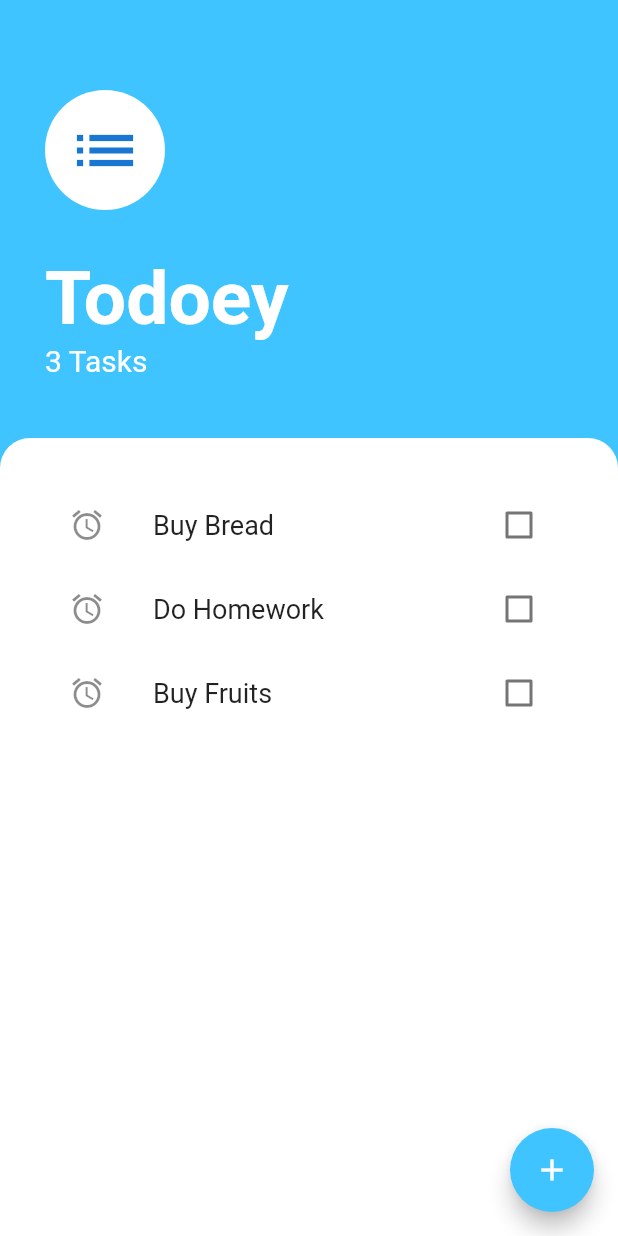
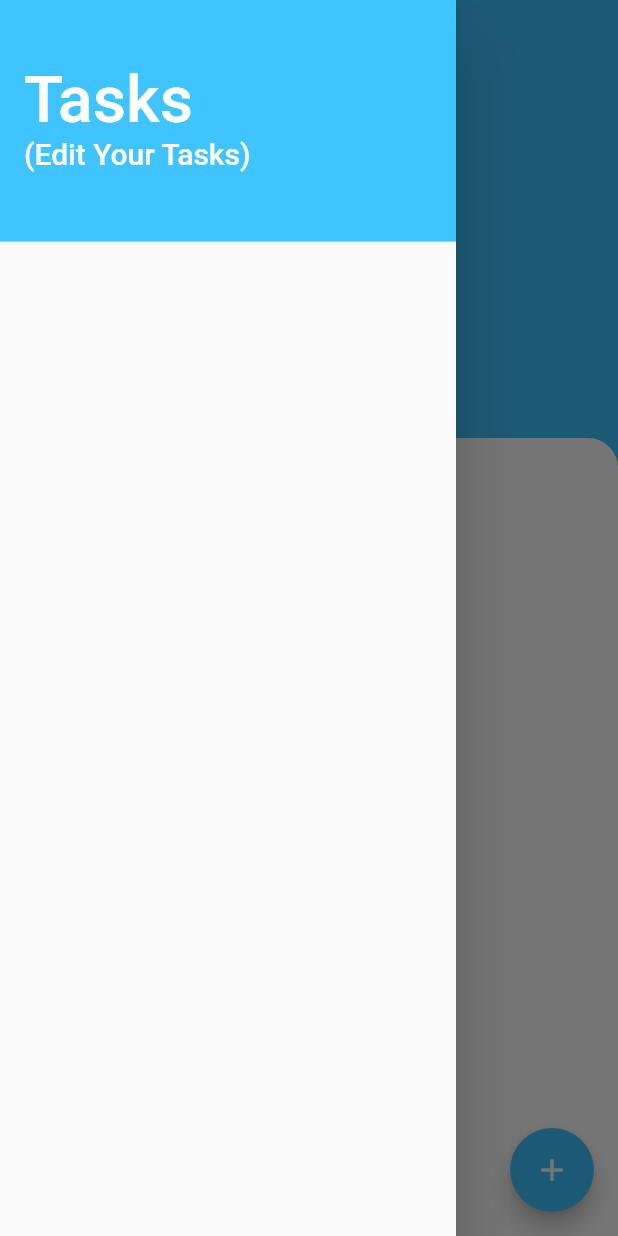
Before and after one commit to vaibhavv96321/Todoey, a Flutter app: the screen it shows after launch, with the side drawer open (before the commit the screen has no drawer), on a phone screen of 412 x 824 dp. Run offline on Flutter 3.47's test engine with Material 2 defaults, Android fonts, the phone set to English and light mode, and no system bars.

Commit message:
Added a drawer with edit functionality

```diff
--- a/lib/models/task_data.dart
+++ b/lib/models/task_data.dart
@@ -3,11 +3,7 @@ import 'package:todoey_list/screens/new_add_screen.dart';
 import 'tasks.dart';
 
 class TaskData extends ChangeNotifier {
-  List<Tasks> list = [
-    Tasks(name: 'Buy Bread'),
-    Tasks(name: 'Do Homework'),
-    Tasks(name: 'Buy Fruits'),
-  ];
+  List<Tasks> list = [];
 
   int get taskCount //used to read or get the data of the class field
   {
--- a/lib/models/tasks.dart
+++ b/lib/models/tasks.dart
@@ -1,5 +1,5 @@
 class Tasks {
-  final String name;
+  String name;
   bool isDone;
 
   Tasks({this.name = ' ', this.isDone = false});
--- a/lib/screens/task_screens.dart
+++ b/lib/screens/task_screens.dart
@@ -1,14 +1,28 @@
 import 'package:flutter/cupertino.dart';
 import 'package:flutter/material.dart';
+import 'package:provider/provider.dart';
 import 'package:todoey_list/models/task_data.dart';
+import 'package:todoey_list/models/tasks.dart';
 import 'package:todoey_list/widgets/task_lists.dart';
 import 'new_add_screen.dart';
-import 'package:provider/provider.dart';
 
-class TasksScreen extends StatelessWidget {
+class TasksScreen extends StatefulWidget {
+  @override
+  _TasksScreenState createState() => _TasksScreenState();
+}
+
+class _TasksScreenState extends State<TasksScreen> {
+  final GlobalKey<ScaffoldState> _scaffoldKey = GlobalKey<ScaffoldState>();
+
+  void _openDrawer() {
+    _scaffoldKey.currentState!.openDrawer();
+  }
+
   @override
   Widget build(BuildContext context) {
     return Scaffold(
+      key: _scaffoldKey,
+      drawer: DrawerWidget(),
       floatingActionButton: FloatingActionButton(
         child: Icon(Icons.add),
         onPressed: () {
@@ -28,12 +42,15 @@ class TasksScreen extends StatelessWidget {
               child: Column(
                 crossAxisAlignment: CrossAxisAlignment.start,
                 children: [
-                  CircleAvatar(
-                    backgroundColor: Colors.white,
-                    radius: 40,
-                    child: Icon(
-                      Icons.list,
-                      size: 50,
+                  GestureDetector(
+                    onTap: _openDrawer,
+                    child: CircleAvatar(
+                      backgroundColor: Colors.white,
+                      radius: 40,
+                      child: Icon(
+                        Icons.list,
+                        size: 50,
+                      ),
                     ),
                   ),
                   SizedBox(
@@ -82,3 +99,43 @@ class TasksScreen extends StatelessWidget {
     );
   }
 }
+
+class DrawerWidget extends StatelessWidget {
+  List<Tasks> lists = [];
+
+  @override
+  Widget build(BuildContext context) {
+    return Drawer(
+      elevation: 20,
+      child: ListView(
+        children: [
+          DrawerHeader(
+            decoration: BoxDecoration(color: Colors.lightBlueAccent),
+            child: ListView(
+              children: [
+                SizedBox(
+                  height: 25,
+                ),
+                Text(
+                  'Tasks',
+                  style: TextStyle(
+                    fontSize: 43,
+                    color: Colors.white,
+                  ),
+                ),
+                Text(
+                  '(Edit Your Tasks)',
+                  style: TextStyle(
+                    fontSize: 20,
+                    color: Colors.white,
+                  ),
+                )
+              ],
+            ),
+          ),
+          NewTaskLists(),
+        ],
+      ),
+    );
+  }
+}
```
Also changed, not shown: lib/main.dart (+11 -4 lines), lib/widgets/task_lists.dart (+67 -0 lines).
